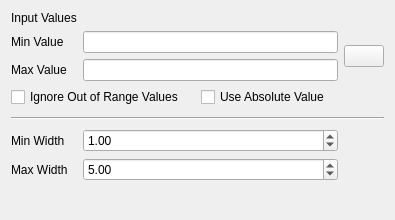
Old version of the form src/ui/mesh/qgsmeshvariablestrokewidthwidgetbase.ui in the repository qgis/QGIS.
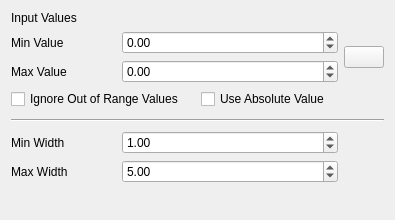
New version of the form. Icons and pictures are not drawn. Custom widgets are drawn as their Qt base class.

What changed in the file:
```diff
--- a/src/ui/mesh/qgsmeshvariablestrokewidthwidgetbase.ui
+++ b/src/ui/mesh/qgsmeshvariablestrokewidthwidgetbase.ui
@@ -14,6 +14,20 @@
    <string notr="true">Form</string>
   </property>
   <layout class="QGridLayout" name="gridLayout">
+   <item row="1" column="0">
+    <widget class="QLabel" name="label_4">
+     <property name="text">
+      <string>Min Value</string>
+     </property>
+    </widget>
+   </item>
+   <item row="2" column="0">
+    <widget class="QLabel" name="label_5">
+     <property name="text">
+      <string>Max Value</string>
+     </property>
+    </widget>
+   </item>
    <item row="0" column="0">
     <widget class="QLabel" name="label_3">
      <property name="text">
@@ -21,15 +35,53 @@
      </property>
     </widget>
    </item>
-   <item row="7" column="1">
-    <widget class="QgsDoubleSpinBox" name="mWidthMinimumSpinBox">
-     <property name="value">
-      <double>1.000000000000000</double>
+   <item row="7" column="0">
+    <widget class="QLabel" name="label">
+     <property name="text">
+      <string>Min Width</string>
      </property>
     </widget>
    </item>
-   <item row="1" column="1">
-    <widget class="QLineEdit" name="mValueMinimumLineEdit"/>
+   <item row="3" column="0" colspan="4">
+    <layout class="QHBoxLayout" name="horizontalLayout">
+     <property name="bottomMargin">
+      <number>0</number>
+     </property>
+     <item>
+      <widget class="QCheckBox" name="mIgnoreOutOfRangecheckBox">
+       <property name="text">
+        <string>Ignore Out of Range Values</string>
+       </property>
+      </widget>
+     </item>
+     <item>
+      <widget class="QCheckBox" name="mUseAbsoluteValueCheckBox">
+       <property name="text">
+        <string>Use Absolute Value</string>
+       </property>
+      </widget>
+     </item>
+    </layout>
+   </item>
+   <item row="6" column="0" colspan="4">
+    <widget class="Line" name="line">
+     <property name="minimumSize">
+      <size>
+       <width>0</width>
+       <height>10</height>
+      </size>
+     </property>
+     <property name="orientation">
+      <enum>Qt::Horizontal</enum>
+     </property>
+    </widget>
+   </item>
+   <item row="8" column="0">
+    <widget class="QLabel" name="label_2">
+     <property name="text">
+      <string>Max Width</string>
+     </property>
+    </widget>
    </item>
    <item row="9" column="0">
     <spacer name="verticalSpacer">
@@ -44,10 +96,7 @@
      </property>
     </spacer>
    </item>
-   <item row="2" column="1">
-    <widget class="QLineEdit" name="mValueMaximumLineEdit"/>
-   </item>
-   <item row="1" column="2" rowspan="2">
+   <item row="1" column="3" rowspan="2">
     <widget class="QPushButton" name="mDefaultMinMaxButton">
      <property name="sizePolicy">
       <sizepolicy hsizetype="Fixed" vsizetype="Fixed">
@@ -70,75 +119,40 @@
      </property>
     </widget>
    </item>
-   <item row="7" column="0">
-    <widget class="QLabel" name="label">
-     <property name="text">
-      <string>Min Width</string>
+   <item row="2" column="1" colspan="2">
+    <widget class="QgsDoubleSpinBox" name="mValueMaximumSpinBox">
+     <property name="minimum">
+      <double>-1000000000.000000000000000</double>
      </property>
-    </widget>
-   </item>
-   <item row="8" column="0">
-    <widget class="QLabel" name="label_2">
-     <property name="text">
-      <string>Max Width</string>
+     <property name="maximum">
+      <double>1000000000.000000000000000</double>
      </property>
     </widget>
    </item>
-   <item row="6" column="0" colspan="3">
-    <widget class="Line" name="line">
-     <property name="minimumSize">
-      <size>
-       <width>0</width>
-       <height>10</height>
-      </size>
+   <item row="1" column="1" colspan="2">
+    <widget class="QgsDoubleSpinBox" name="mValueMinimumSpinBox">
+     <property name="minimum">
+      <double>-1000000000.000000000000000</double>
      </property>
-     <property name="orientation">
-      <enum>Qt::Horizontal</enum>
+     <property name="maximum">
+      <double>1000000000.000000000000000</double>
      </property>
     </widget>
    </item>
-   <item row="2" column="0">
-    <widget class="QLabel" name="label_5">
-     <property name="text">
-      <string>Max Value</string>
+   <item row="7" column="1" colspan="2">
+    <widget class="QgsDoubleSpinBox" name="mWidthMinimumSpinBox">
+     <property name="value">
+      <double>1.000000000000000</double>
      </property>
     </widget>
    </item>
-   <item row="1" column="0">
-    <widget class="QLabel" name="label_4">
-     <property name="text">
-      <string>Min Value</string>
-     </property>
-    </widget>
-   </item>
-   <item row="8" column="1">
+   <item row="8" column="1" colspan="2">
     <widget class="QgsDoubleSpinBox" name="mWidthMaximumSpinBox">
      <property name="value">
       <double>5.000000000000000</double>
      </property>
     </widget>
    </item>
-   <item row="3" column="0" colspan="3">
-    <layout class="QHBoxLayout" name="horizontalLayout">
-     <property name="bottomMargin">
-      <number>0</number>
-     </property>
-     <item>
-      <widget class="QCheckBox" name="mIgnoreOutOfRangecheckBox">
-       <property name="text">
-        <string>Ignore Out of Range Values</string>
-       </property>
-      </widget>
-     </item>
-     <item>
-      <widget class="QCheckBox" name="mUseAbsoluteValueCheckBox">
-       <property name="text">
-        <string>Use Absolute Value</string>
-       </property>
-      </widget>
-     </item>
-    </layout>
-   </item>
   </layout>
  </widget>
  <customwidgets>
```
Left out of the diff: 2 changed lines with no effect on the pictures.
